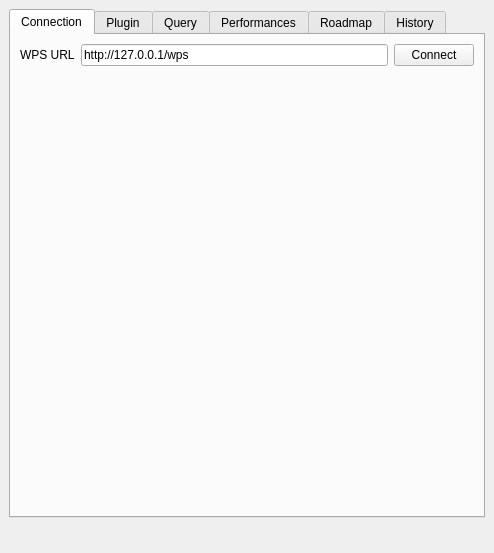
The window that src/hmi_qgis/ifsttarrouting.ui (Universite-Gustave-Eiffel/Tempus) describes before a commit, drawn with Qt 5.
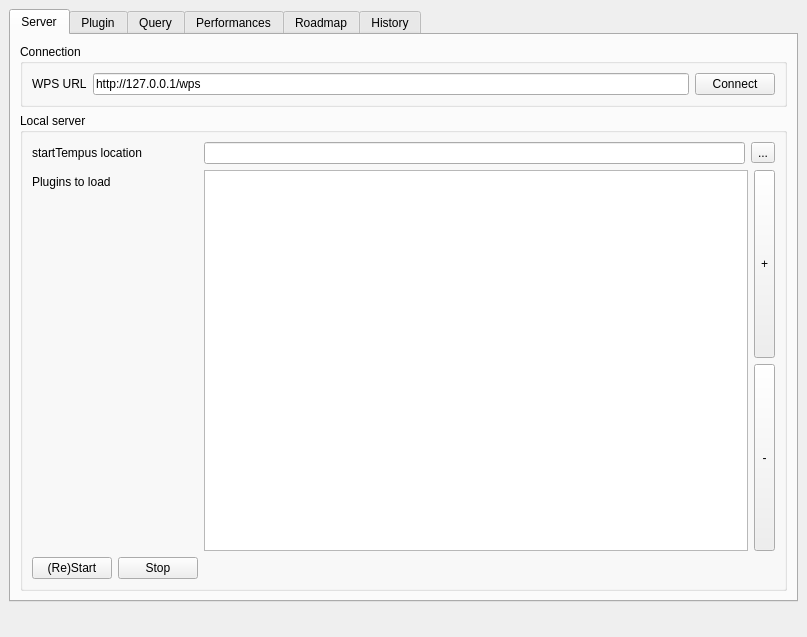
The same window after the commit. The open tabs and pages were chosen to show the change. Icons and pictures are not drawn.

Commit message: Add WPS server launch (Linux onyl for now)

The edit to the form file:
```diff
--- a/src/hmi_qgis/ifsttarrouting.ui
+++ b/src/hmi_qgis/ifsttarrouting.ui
@@ -6,8 +6,8 @@
    <rect>
     <x>0</x>
     <y>0</y>
-    <width>494</width>
-    <height>553</height>
+    <width>807</width>
+    <height>637</height>
    </rect>
   </property>
   <property name="sizePolicy">
@@ -46,22 +46,23 @@
       </property>
       <widget class="QWidget" name="tab">
        <attribute name="title">
-        <string>Connection</string>
+        <string>Server</string>
        </attribute>
        <layout class="QVBoxLayout" name="verticalLayout_3">
         <item>
-         <layout class="QFormLayout" name="formLayout">
-          <property name="fieldGrowthPolicy">
-           <enum>QFormLayout::AllNonFixedFieldsGrow</enum>
+         <widget class="QGroupBox" name="groupBox">
+          <property name="title">
+           <string>Connection</string>
           </property>
-          <item row="0" column="0">
+          <layout class="QHBoxLayout" name="horizontalLayout_7">
+           <item>
            <widget class="QLabel" name="label_4">
             <property name="text">
              <string>WPS URL</string>
             </property>
            </widget>
           </item>
-          <item row="0" column="1">
+           <item>
            <layout class="QHBoxLayout" name="horizontalLayout_4">
             <item>
              <widget class="QLineEdit" name="wpsUrlText">
@@ -86,6 +87,102 @@
            </layout>
           </item>
          </layout>
+         </widget>
+        </item>
+        <item>
+         <widget class="QGroupBox" name="groupBox_2">
+          <property name="title">
+           <string>Local server</string>
+          </property>
+          <layout class="QFormLayout" name="formLayout">
+           <property name="fieldGrowthPolicy">
+            <enum>QFormLayout::AllNonFixedFieldsGrow</enum>
+           </property>
+           <item row="0" column="0">
+            <widget class="QLabel" name="label_9">
+             <property name="text">
+              <string>startTempus location</string>
+             </property>
+            </widget>
+           </item>
+           <item row="0" column="1">
+            <layout class="QHBoxLayout" name="horizontalLayout_10">
+             <item>
+              <widget class="QLineEdit" name="tempusBinPathEdit"/>
+             </item>
+             <item>
+              <widget class="QToolButton" name="tempusBinPathBrowse">
+               <property name="text">
+                <string>...</string>
+               </property>
+              </widget>
+             </item>
+            </layout>
+           </item>
+           <item row="1" column="0">
+            <widget class="QLabel" name="label_8">
+             <property name="text">
+              <string>Plugins to load</string>
+             </property>
+            </widget>
+           </item>
+           <item row="1" column="1">
+            <layout class="QHBoxLayout" name="horizontalLayout_12">
+             <item>
+              <widget class="QListWidget" name="pluginsToLoadList"/>
+             </item>
+             <item>
+              <layout class="QVBoxLayout" name="verticalLayout_7">
+               <item>
+                <widget class="QToolButton" name="addPluginToLoadBtn">
+                 <property name="sizePolicy">
+                  <sizepolicy hsizetype="Preferred" vsizetype="Expanding">
+                   <horstretch>0</horstretch>
+                   <verstretch>0</verstretch>
+                  </sizepolicy>
+                 </property>
+                 <property name="text">
+                  <string>+</string>
+                 </property>
+                </widget>
+               </item>
+               <item>
+                <widget class="QToolButton" name="removePluginToLoadBtn">
+                 <property name="sizePolicy">
+                  <sizepolicy hsizetype="Preferred" vsizetype="Expanding">
+                   <horstretch>0</horstretch>
+                   <verstretch>0</verstretch>
+                  </sizepolicy>
+                 </property>
+                 <property name="text">
+                  <string>-</string>
+                 </property>
+                </widget>
+               </item>
+              </layout>
+             </item>
+            </layout>
+           </item>
+           <item row="2" column="0">
+            <layout class="QHBoxLayout" name="horizontalLayout_8">
+             <item>
+              <widget class="QPushButton" name="startServerBtn">
+               <property name="text">
+                <string>(Re)Start</string>
+               </property>
+              </widget>
+             </item>
+             <item>
+              <widget class="QPushButton" name="stopServerBtn">
+               <property name="text">
+                <string>Stop</string>
+               </property>
+              </widget>
+             </item>
+            </layout>
+           </item>
+          </layout>
+         </widget>
         </item>
        </layout>
       </widget>
```
Left out of the diff: 4 changed lines with no effect on the pictures. Lines whose indentation alone changed are shown as unchanged. The commit also changes 2 other files.
